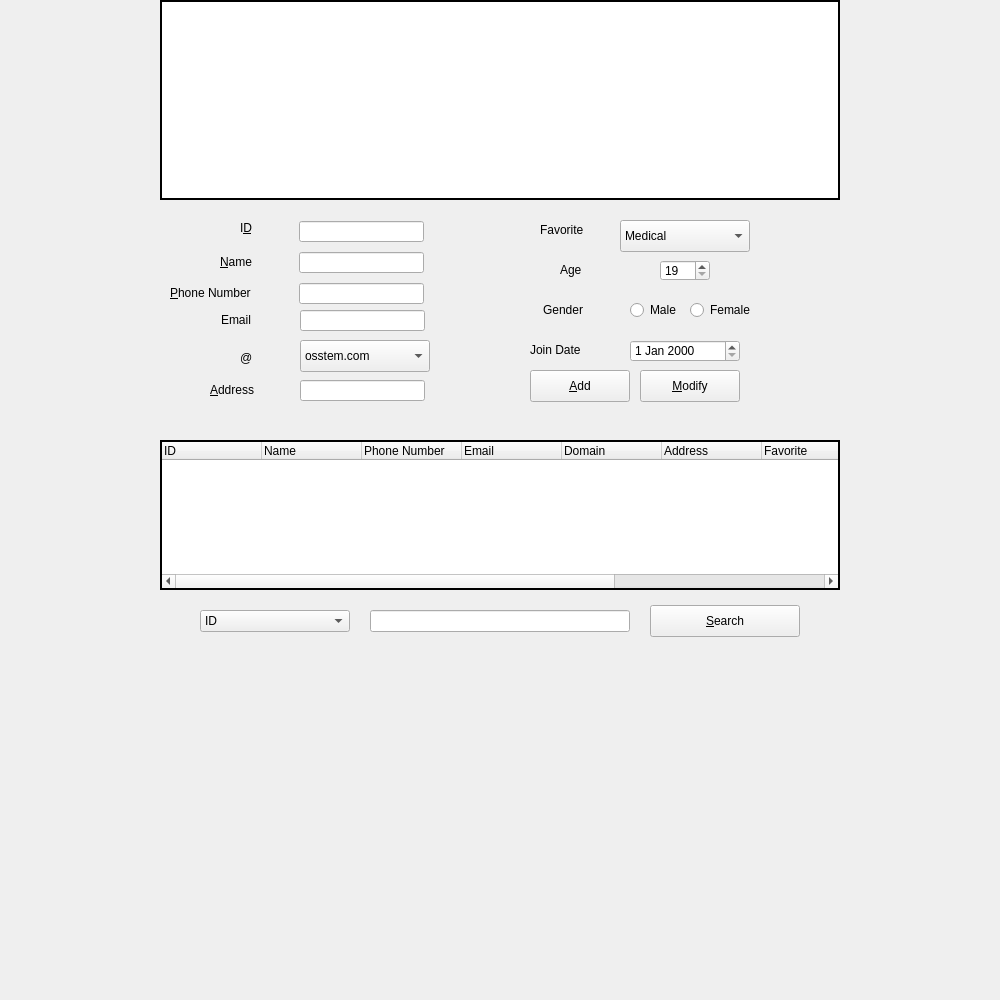
The window that customermanage.ui (GlennPark/OliveHealthCare) describes before a commit, drawn with Qt 5.
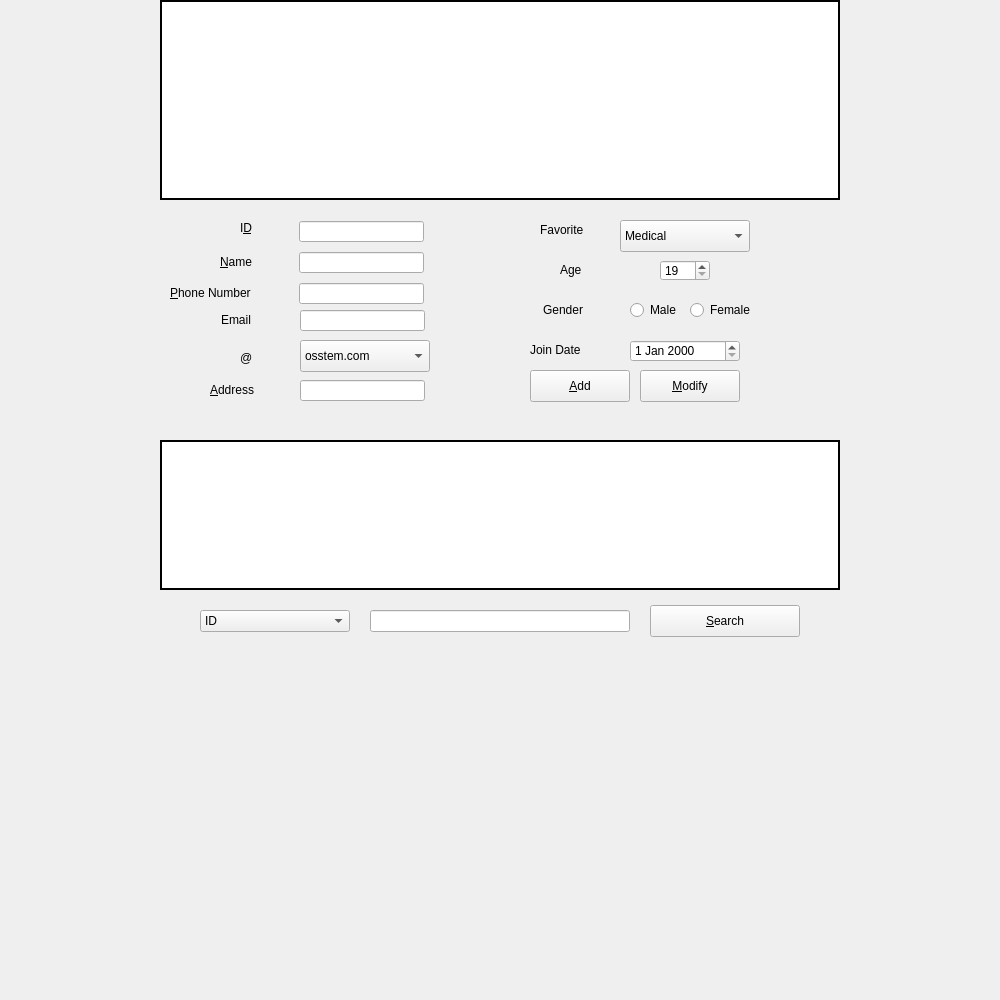
The same window after the commit. Icons and pictures are not drawn.

The edit to the form file:
```diff
--- a/customermanage.ui
+++ b/customermanage.ui
@@ -49,7 +49,7 @@
     <string>&amp;Modify</string>
    </property>
   </widget>
-  <widget class="QTreeWidget" name="searchTreeWidget">
+  <widget class="QTreeView" name="searchTreeView">
    <property name="geometry">
     <rect>
      <x>160</x>
@@ -64,59 +64,6 @@
    <property name="frameShadow">
     <enum>QFrame::Plain</enum>
    </property>
-   <property name="rootIsDecorated">
-    <bool>false</bool>
-   </property>
-   <column>
-    <property name="text">
-     <string>ID</string>
-    </property>
-   </column>
-   <column>
-    <property name="text">
-     <string>Name</string>
-    </property>
-   </column>
-   <column>
-    <property name="text">
-     <string>Phone Number</string>
-    </property>
-   </column>
-   <column>
-    <property name="text">
-     <string>Email</string>
-    </property>
-   </column>
-   <column>
-    <property name="text">
-     <string>Domain</string>
-    </property>
-   </column>
-   <column>
-    <property name="text">
-     <string>Address</string>
-    </property>
-   </column>
-   <column>
-    <property name="text">
-     <string>Favorite</string>
-    </property>
-   </column>
-   <column>
-    <property name="text">
-     <string>Age</string>
-    </property>
-   </column>
-   <column>
-    <property name="text">
-     <string>Gender</string>
-    </property>
-   </column>
-   <column>
-    <property name="text">
-     <string>EnrollDate</string>
-    </property>
-   </column>
   </widget>
   <widget class="QComboBox" name="searchComboBox">
    <property name="geometry">
```
Left out of the diff: 2 changed lines with no effect on the pictures.
